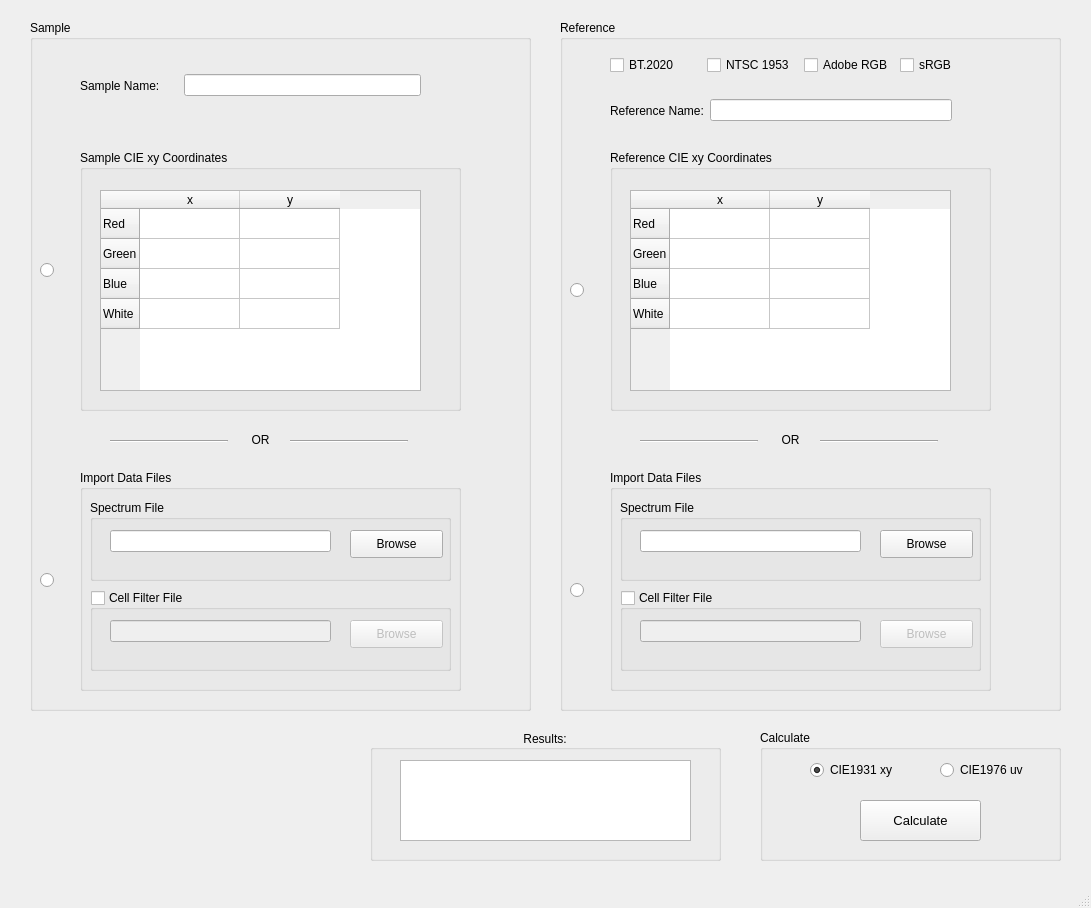
Before: the Qt Designer form Gamut.ui in emrebeskazak/Gamut_Calculator, drawn with Qt 5.
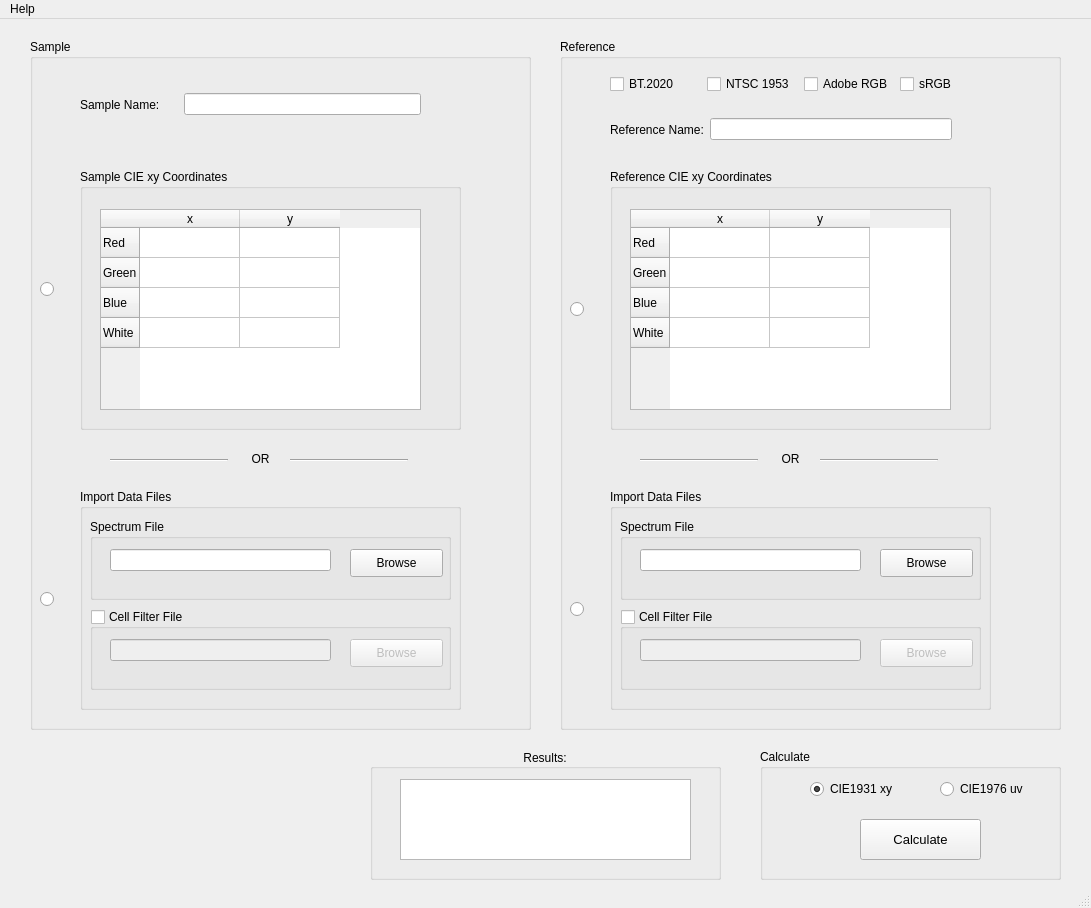
After: the same form once the commit is applied. Icons and pictures are not drawn.

Commit message: About window added

Diff of the .ui file:
```diff
--- a/Gamut.ui
+++ b/Gamut.ui
@@ -796,6 +796,13 @@
      <height>26</height>
     </rect>
    </property>
+   <widget class="QMenu" name="menuHelp">
+    <property name="title">
+     <string>Help</string>
+    </property>
+    <addaction name="actionAbout"/>
+   </widget>
+   <addaction name="menuHelp"/>
   </widget>
   <widget class="QStatusBar" name="statusbar"/>
  </widget>
```
Left out of the diff: 5 changed lines with no effect on the pictures. The commit also changes 6 other files.
